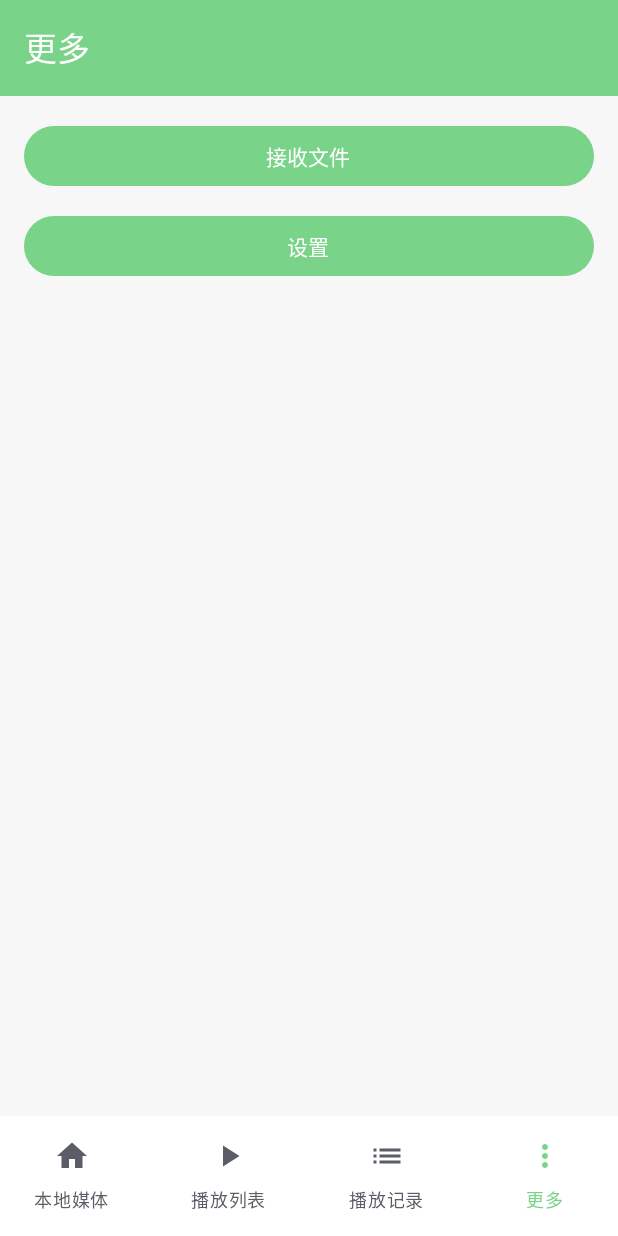
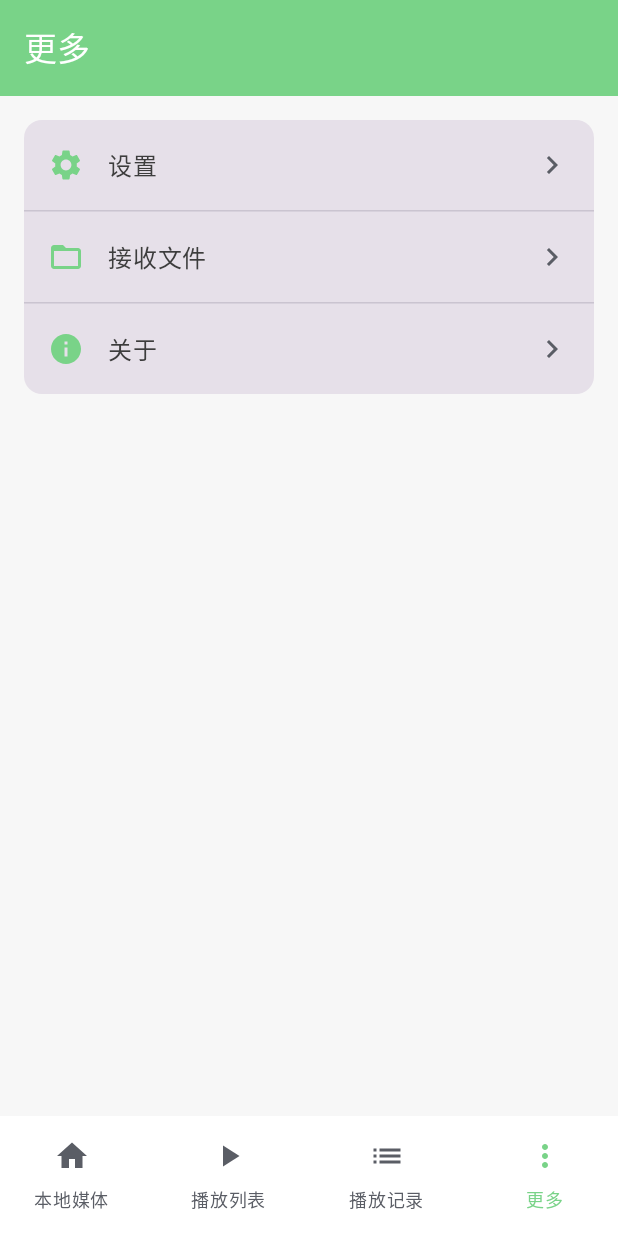
Before and after one commit to bingbaihanji/flowPlayer, an Android app built with Jetpack Compose: the MoreScreen screen opened through its navigation route, on a phone screen of 412 x 824 dp. Run offline under Robolectric (Android 15) with nearby library versions, the phone set to English and light mode, and no system bars; our stand-ins replace Room's generated code; libraries missing offline, so code that uses them is left out: coil.decode; pictures from the network do not load; 1 statement that could not run was skipped.

Commit message:
补齐更多页关于入口与关于页面

```diff
--- a/app/src/main/java/com/bingbaihanji/flowplayer/feature/more/MoreScreen.kt
+++ b/app/src/main/java/com/bingbaihanji/flowplayer/feature/more/MoreScreen.kt
@@ -1,29 +1,88 @@
 package com.bingbaihanji.flowplayer.feature.more
 
+import androidx.compose.foundation.clickable
+import androidx.compose.foundation.layout.Row
 import androidx.compose.foundation.layout.fillMaxWidth
-import androidx.compose.material3.Button
+import androidx.compose.foundation.layout.padding
+import androidx.compose.material.icons.Icons
+import androidx.compose.material.icons.automirrored.filled.KeyboardArrowRight
+import androidx.compose.material.icons.filled.FolderOpen
+import androidx.compose.material.icons.filled.Info
+import androidx.compose.material.icons.filled.Settings
+import androidx.compose.material3.Card
+import androidx.compose.material3.HorizontalDivider
+import androidx.compose.material3.Icon
+import androidx.compose.material3.MaterialTheme
 import androidx.compose.material3.Text
 import androidx.compose.runtime.Composable
+import androidx.compose.ui.Alignment
 import androidx.compose.ui.Modifier
+import androidx.compose.ui.graphics.vector.ImageVector
+import androidx.compose.ui.unit.dp
 import com.bingbaihanji.flowplayer.core.ui.components.ScreenScaffold
 
+/**
+ * “更多”页入口。第一版按设计只保留设置、接收文件与关于三项；
+ * 安全相册、意见反馈与隐私安全不在第一版范围。
+ */
 @Composable
 fun MoreScreen(
+    onOpenSettings: () -> Unit,
     onOpenTransfer: () -> Unit,
-    onOpenSettings: () -> Unit,
+    onOpenAbout: () -> Unit,
 ) {
     ScreenScaffold(title = "更多") {
-        Button(
-            onClick = onOpenTransfer,
-            modifier = Modifier.fillMaxWidth(),
-        ) {
-            Text("接收文件")
-        }
-        Button(
-            onClick = onOpenSettings,
-            modifier = Modifier.fillMaxWidth(),
-        ) {
-            Text("设置")
+        Card(modifier = Modifier.fillMaxWidth()) {
+            MoreEntryRow(
+                icon = Icons.Filled.Settings,
+                title = "设置",
+                onClick = onOpenSettings,
+            )
+            HorizontalDivider()
+            MoreEntryRow(
+                icon = Icons.Filled.FolderOpen,
+                title = "接收文件",
+                onClick = onOpenTransfer,
+            )
+            HorizontalDivider()
+            MoreEntryRow(
+                icon = Icons.Filled.Info,
+                title = "关于",
+                onClick = onOpenAbout,
+            )
         }
     }
 }
+
+@Composable
+private fun MoreEntryRow(
+    icon: ImageVector,
+    title: String,
+    onClick: () -> Unit,
+) {
+    Row(
+        modifier = Modifier
+            .fillMaxWidth()
+            .clickable(onClick = onClick)
+            .padding(horizontal = 16.dp, vertical = 18.dp),
+        verticalAlignment = Alignment.CenterVertically,
+    ) {
+        Icon(
+            imageVector = icon,
+            contentDescription = null,
+            tint = MaterialTheme.colorScheme.primary,
+        )
+        Text(
+            text = title,
+            style = MaterialTheme.typography.bodyLarge,
+            modifier = Modifier
+                .padding(start = 16.dp)
+                .weight(1f),
+        )
+        Icon(
+            imageVector = Icons.AutoMirrored.Filled.KeyboardArrowRight,
+            contentDescription = null,
+            tint = MaterialTheme.colorScheme.onSurfaceVariant,
+        )
+    }
+}
--- a/app/src/main/java/com/bingbaihanji/flowplayer/navigation/AppRoot.kt
+++ b/app/src/main/java/com/bingbaihanji/flowplayer/navigation/AppRoot.kt
@@ -22,6 +22,7 @@ import androidx.navigation.compose.currentBackStackEntryAsState
 import androidx.navigation.compose.rememberNavController
 import com.bingbaihanji.flowplayer.feature.history.HistoryScreen
 import com.bingbaihanji.flowplayer.feature.library.LibraryScreen
+import com.bingbaihanji.flowplayer.feature.more.AboutScreen
 import com.bingbaihanji.flowplayer.feature.more.MoreScreen
 import com.bingbaihanji.flowplayer.feature.playlist.PlaylistScreen
 import com.bingbaihanji.flowplayer.feature.settings.SettingsScreen
@@ -81,8 +82,9 @@ fun AppRoot() {
             composable(TopDestination.History.route) { HistoryScreen() }
             composable(TopDestination.More.route) {
                 MoreScreen(
+                    onOpenSettings = { navController.navigate("settings") },
                     onOpenTransfer = { navController.navigate("transfer") },
-                    onOpenSettings = { navController.navigate("settings") },
+                    onOpenAbout = { navController.navigate("about") },
                 )
             }
             composable("transfer") {
@@ -91,6 +93,9 @@ fun AppRoot() {
             composable("settings") {
                 SettingsScreen(onBack = { navController.popBackStack() })
             }
+            composable("about") {
+                AboutScreen(onBack = { navController.popBackStack() })
+            }
         }
     }
 }
```
Also changed, not shown: app/src/main/java/com/bingbaihanji/flowplayer/feature/more/AboutScreen.kt (added, +140 -0 lines), app/src/main/res/drawable-nodpi/about_logo.webp (added).
